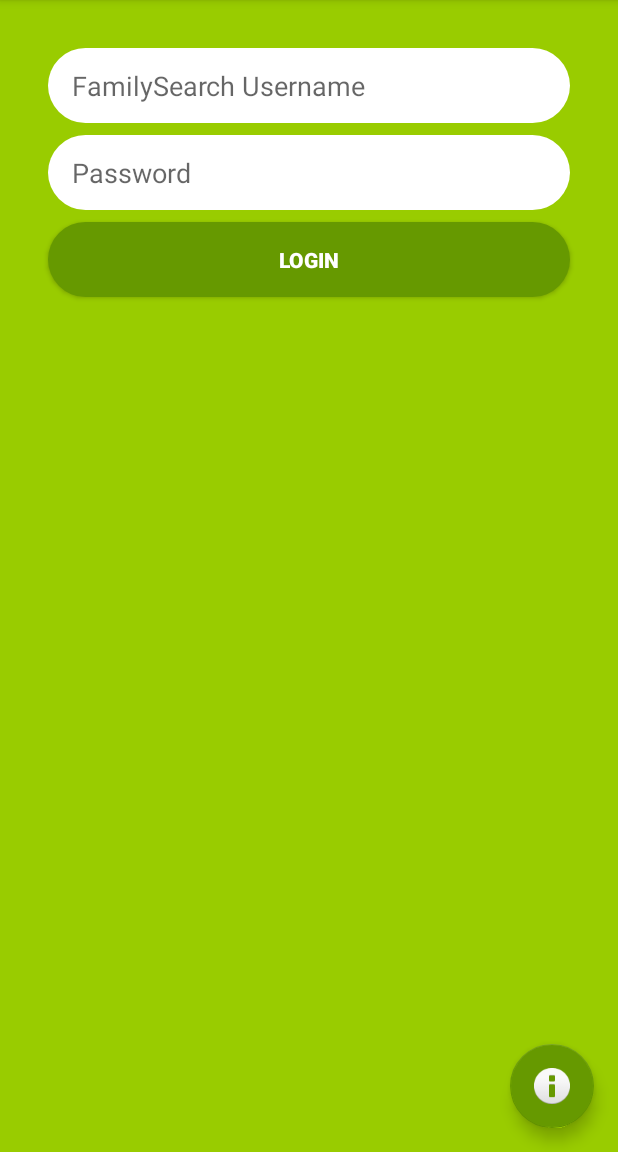
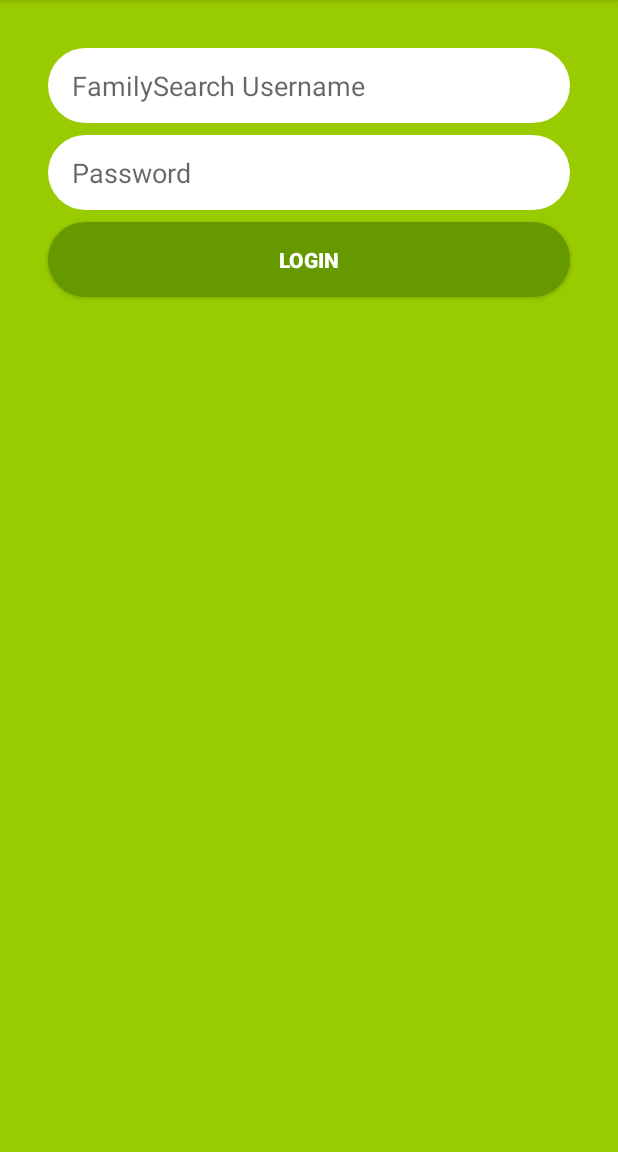
Before and after one commit to howelltw/TreeBuds, an Android app: the screen it shows after launch (MainActivity), on a phone screen of 412 x 824 dp, the part 84-1236 px from its top. Run offline under Robolectric (Android 15) with nearby library versions, the phone set to English and light mode, and no system bars.

Commit message:
Getting rid of the fab.

```diff
--- a/app/src/main/java/com/h2/treebuds/activities/MainActivity.kt
+++ b/app/src/main/java/com/h2/treebuds/activities/MainActivity.kt
@@ -7,7 +7,6 @@ import android.util.Log
 import android.view.Menu
 import android.view.MenuItem
 import androidx.appcompat.app.AppCompatActivity
-import com.google.android.material.snackbar.Snackbar
 import com.h2.treebuds.R
 import com.h2.treebuds.client.CisClient
 import com.h2.treebuds.client.FsSession
@@ -22,11 +21,6 @@ class MainActivity : AppCompatActivity() {
     super.onCreate(savedInstanceState)
     setContentView(R.layout.activity_main)
     setSupportActionBar(toolbar)
-
-    fab.setOnClickListener { view ->
-      Snackbar.make(view, "Replace with your own action", Snackbar.LENGTH_LONG)
-              .setAction("Action", null).show()
-    }
 
     login_button_login.setOnClickListener {
       if (username_edittext_login.text.isNotBlank() &&
--- a/app/src/main/res/layout/activity_main.xml
+++ b/app/src/main/res/layout/activity_main.xml
@@ -23,13 +23,4 @@
 
     <include layout="@layout/content_main"/>
 
-    <com.google.android.material.floatingactionbutton.FloatingActionButton
-      android:id="@+id/fab"
-      android:layout_width="wrap_content"
-      android:layout_height="wrap_content"
-      android:layout_gravity="bottom|end"
-      android:layout_margin="@dimen/fab_margin"
-      app:backgroundTint="@android:color/holo_green_dark"
-      app:srcCompat="@android:drawable/ic_dialog_info" />
-
 </androidx.coordinatorlayout.widget.CoordinatorLayout>
```
Also changed, not shown: app/src/main/res/layout/activity_tree_buds.xml (+0 -8 lines).
